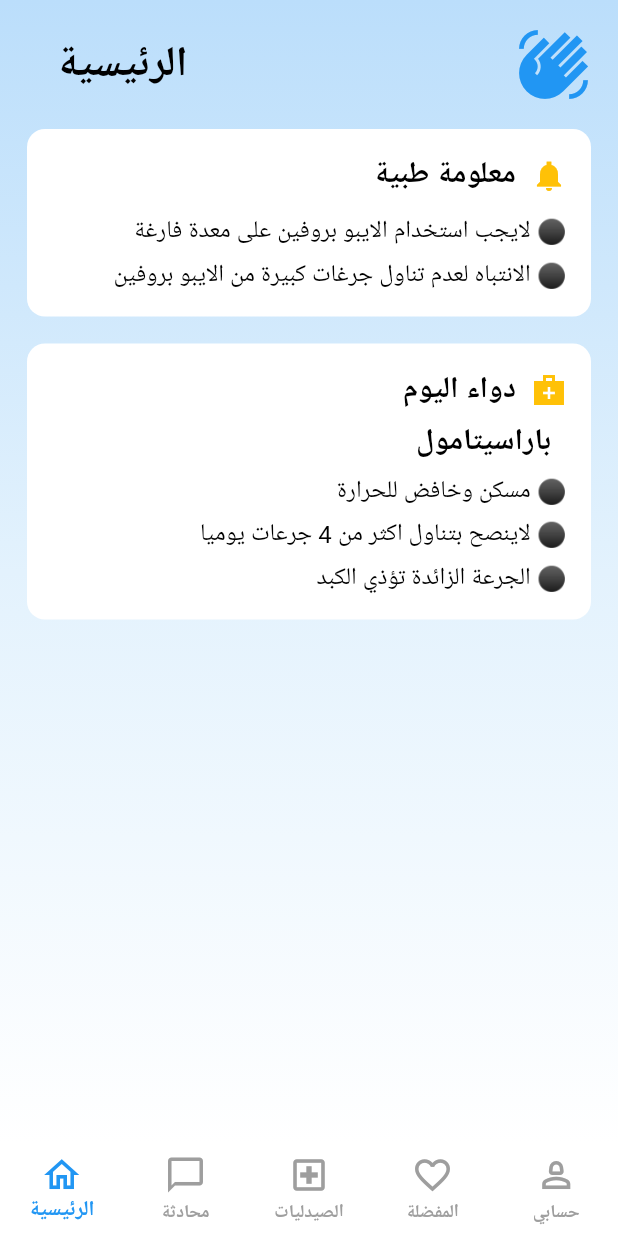
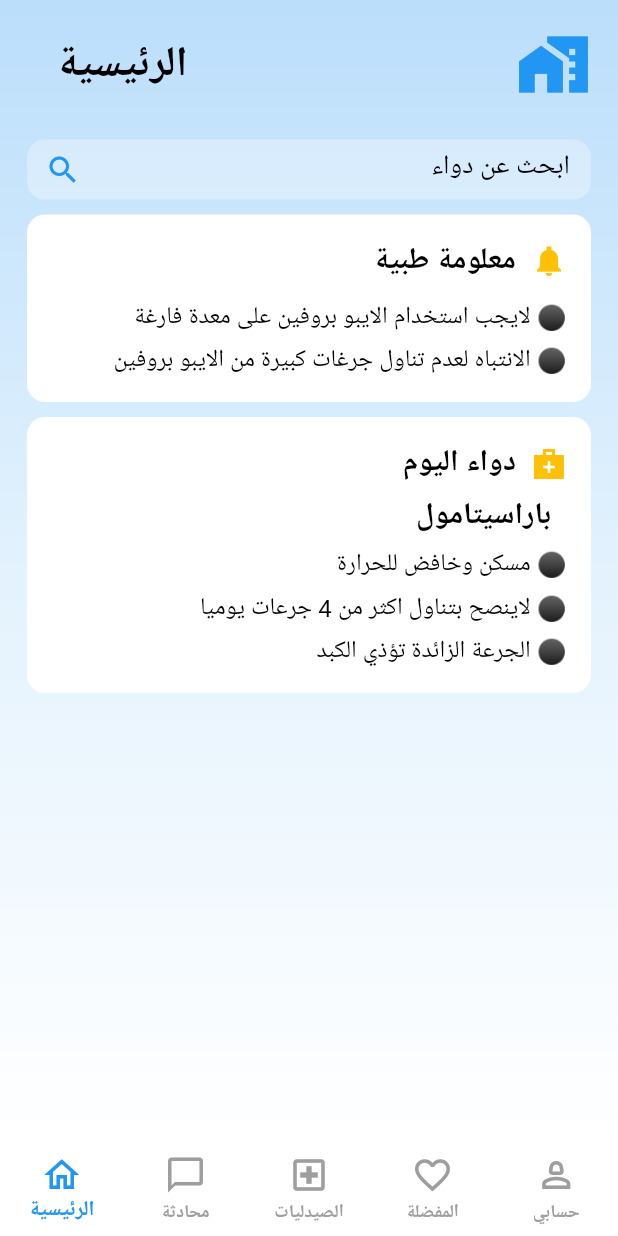
Before and after one commit to salimo2002/doctorapp, a Flutter app: the screen it shows after launch, on a phone screen of 412 x 824 dp. Run offline on Flutter 3.47's test engine with Material 3 defaults, Android fonts, the phone set to English and light mode, and no system bars.

Commit message:
Create TextField

```diff
--- a/lib/view/home_view.dart
+++ b/lib/view/home_view.dart
@@ -23,11 +23,49 @@ class HomeView extends StatelessWidget {
                 ),
                 Spacer(),
                 Icon(
-                  Icons.waving_hand_sharp,
+                  Icons.home_work,
                   color: Theme.of(context).colorScheme.primary,
                   size: 50,
                 ),
               ],
+            ),
+            SizedBox(height: 25),
+            SizedBox(
+              height: 40,
+              child: TextField(
+                onTap: () {},
+                textDirection: TextDirection.rtl,
+                decoration: InputDecoration(
+                  prefixIcon: Icon(
+                    Icons.search,
+                    color: Theme.of(context).colorScheme.primary,
+                  ),
+                  hint: Text(
+                    'ابحث عن دواء',
+                    textDirection: TextDirection.rtl,
+                    style: AppStyle.customText(context, 18, FontWeight.normal),
+                  ),
+                  contentPadding: EdgeInsets.symmetric(
+                    vertical: 10,
+                    horizontal: 10,
+                  ),
+                  fillColor: Colors.white30,
+                  filled: true,
+                  border: OutlineInputBorder(
+                    borderRadius: BorderRadius.circular(12),
+                  ),
+                  enabledBorder: OutlineInputBorder(
+                    borderRadius: BorderRadius.circular(12),
+                    borderSide: BorderSide(color: Colors.transparent),
+                  ),
+                  focusedBorder: OutlineInputBorder(
+                    borderRadius: BorderRadius.circular(12),
+                    borderSide: BorderSide(
+                      color: Theme.of(context).colorScheme.primary,
+                    ),
+                  ),
+                ),
+              ),
             ),
             CustomContainer(
               cheldreen: [
--- a/lib/widgets/custom_container.dart
+++ b/lib/widgets/custom_container.dart
@@ -6,7 +6,7 @@ class CustomContainer extends StatelessWidget {
   @override
   Widget build(BuildContext context) {
     return Container(
-      margin: EdgeInsets.only(top: 18),
+      margin: EdgeInsets.only(top: 10),
       padding: EdgeInsets.all(16),
       decoration: BoxDecoration(
         color: Theme.of(context).colorScheme.scrim,
```
